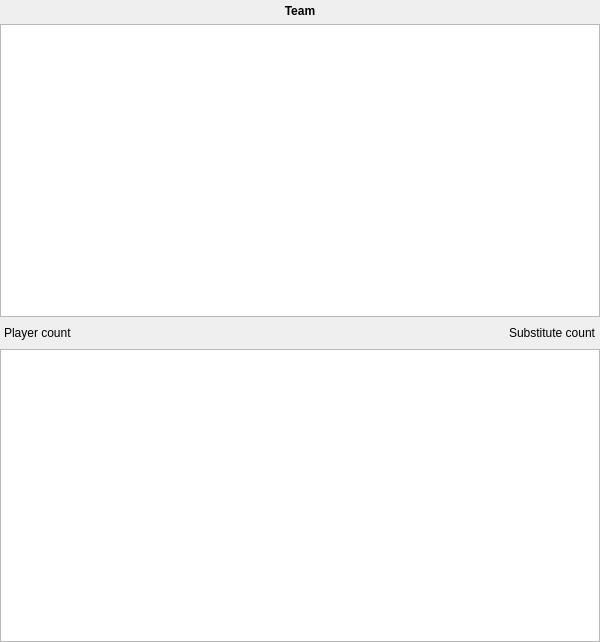
This is src/home/football/Team.ui in heimdallr/football as Qt 5 draws it before an edit. The edited form follows.
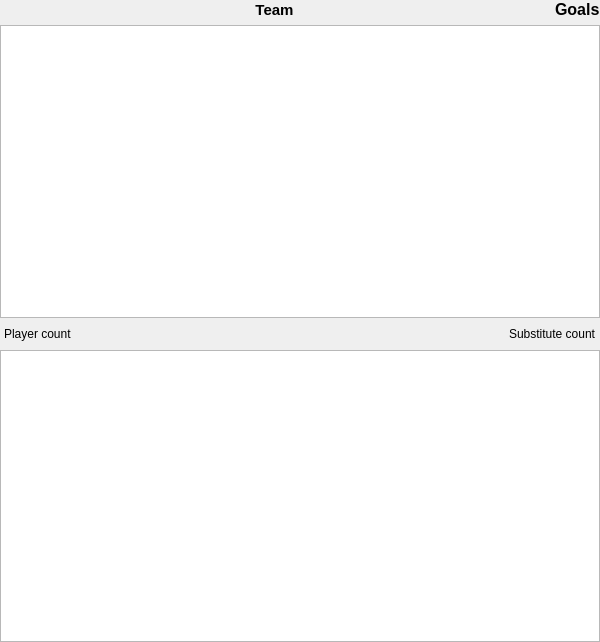
This is the edited form.

The edit to the form file:
```diff
--- a/src/home/football/Team.ui
+++ b/src/home/football/Team.ui
@@ -13,12 +13,12 @@
   <property name="windowTitle">
    <string>Team</string>
   </property>
-  <layout class="QVBoxLayout">
+  <layout class="QVBoxLayout" name="_3">
    <property name="leftMargin">
     <number>0</number>
    </property>
    <property name="topMargin">
-    <number>4</number>
+    <number>0</number>
    </property>
    <property name="rightMargin">
     <number>0</number>
@@ -27,9 +27,18 @@
     <number>0</number>
    </property>
    <item>
+    <layout class="QHBoxLayout" name="topLayout">
+     <item>
     <widget class="QLabel" name="teamName">
+       <property name="sizePolicy">
+        <sizepolicy hsizetype="Expanding" vsizetype="Preferred">
+         <horstretch>0</horstretch>
+         <verstretch>0</verstretch>
+        </sizepolicy>
+       </property>
      <property name="font">
       <font>
+         <pointsize>11</pointsize>
        <bold>true</bold>
       </font>
      </property>
@@ -40,6 +49,27 @@
       <set>Qt::AlignmentFlag::AlignCenter</set>
      </property>
     </widget>
+     </item>
+     <item>
+      <widget class="QLabel" name="goals">
+       <property name="sizePolicy">
+        <sizepolicy hsizetype="Minimum" vsizetype="Preferred">
+         <horstretch>0</horstretch>
+         <verstretch>0</verstretch>
+        </sizepolicy>
+       </property>
+       <property name="font">
+        <font>
+         <pointsize>12</pointsize>
+         <bold>true</bold>
+        </font>
+       </property>
+       <property name="text">
+        <string>Goals</string>
+       </property>
+      </widget>
+     </item>
+    </layout>
    </item>
    <item>
     <widget class="QTableView" name="viewPlayers">
```
Lines whose indentation alone changed are shown as unchanged.
